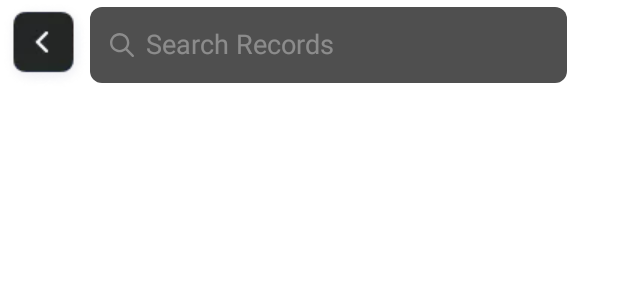
After one commit to Mostyla/CarService, an Android app: the layout app_bar_search_layout.xml on its own in the app's theme, with its tools: preview values and no code run, on a phone screen of 412 x 824 dp. The commit adds this screen. Shown: the top 300 px of the screen. Run offline under Robolectric (Android 15) with nearby library versions, the phone set to English and light mode, and no system bars.

Commit message:
added search data in list and minor fixes.

```diff
--- a/app/src/main/java/mobi/hhowcvwesds/carservice/viewmodel/AppViewModel.kt
+++ b/app/src/main/java/mobi/hhowcvwesds/carservice/viewmodel/AppViewModel.kt
@@ -1,5 +1,7 @@
 package mobi.hhowcvwesds.carservice.viewmodel
 
+import androidx.lifecycle.LiveData
+import androidx.lifecycle.MutableLiveData
 import androidx.lifecycle.ViewModel
 import androidx.lifecycle.asLiveData
 import kotlinx.coroutines.CoroutineScope
--- /dev/null
+++ b/app/src/main/res/drawable/background_search_edit_text.xml
@@ -0,0 +1,13 @@
+<?xml version="1.0" encoding="utf-8"?>
+<layer-list xmlns:android="http://schemas.android.com/apk/res/android">
+    <item
+        android:bottom="5dp"
+        android:top="5dp">
+        <shape android:shape="rectangle">
+
+            <corners android:radius="8dp" />
+            <solid android:color="#4F4F4F" />
+
+        </shape>
+    </item>
+</layer-list>
--- /dev/null
+++ b/app/src/main/res/drawable/ic_search.xml
@@ -0,0 +1,10 @@
+<vector xmlns:android="http://schemas.android.com/apk/res/android"
+    android:width="16dp"
+    android:height="16dp"
+    android:viewportWidth="16"
+    android:viewportHeight="16">
+  <path
+      android:pathData="M6.4397,12.8722C7.8699,12.8723 9.259,12.3951 10.3873,11.5164L14.6438,15.7729C14.9618,16.08 15.4685,16.0712 15.7756,15.7532C16.0751,15.443 16.0751,14.9513 15.7756,14.6411L11.519,10.3846C13.6996,7.5776 13.1919,3.5343 10.3848,1.3537C7.5778,-0.8269 3.5346,-0.3191 1.354,2.4879C-0.8266,5.295 -0.3189,9.3382 2.4882,11.5188C3.6183,12.3967 5.0087,12.873 6.4397,12.8722ZM3.0197,3.017C4.9085,1.1281 7.971,1.128 9.8599,3.0169C11.7488,4.9058 11.7489,7.9682 9.86,9.8571C7.9711,11.746 4.9086,11.7461 3.0197,9.8572C3.0197,9.8572 3.0197,9.8572 3.0197,9.8571C1.1308,7.982 1.1197,4.9307 2.9948,3.0419C3.0031,3.0335 3.0114,3.0252 3.0197,3.017V3.017Z"
+      android:fillColor="#ffffff"
+      android:fillAlpha="0.35"/>
+</vector>
--- /dev/null
+++ b/app/src/main/res/layout/app_bar_search_layout.xml
@@ -0,0 +1,39 @@
+<?xml version="1.0" encoding="utf-8"?>
+<LinearLayout xmlns:android="http://schemas.android.com/apk/res/android"
+    xmlns:app="http://schemas.android.com/apk/res-auto"
+    android:layout_width="match_parent"
+    android:layout_height="wrap_content"
+    android:gravity="center"
+    android:orientation="horizontal">
+
+    <ImageButton
+        android:id="@+id/btn_back"
+        android:layout_width="wrap_content"
+        android:layout_height="wrap_content"
+        android:background="@null"
+        android:src="@drawable/back_btn"
+        app:layout_constraintBottom_toBottomOf="parent"
+        app:layout_constraintEnd_toEndOf="parent"
+        app:layout_constraintStart_toStartOf="parent"
+        app:layout_constraintTop_toTopOf="parent" />
+
+    <EditText
+        android:id="@+id/et_search"
+        android:layout_width="0dp"
+        android:layout_height="match_parent"
+        android:layout_marginEnd="34dp"
+        android:layout_weight="1"
+        android:background="@drawable/background_search_edit_text"
+        android:drawableStart="@drawable/ic_search"
+        android:drawablePadding="8dp"
+        android:ems="10"
+        android:hint="@string/search_records"
+        android:includeFontPadding="false"
+        android:inputType="textPersonName"
+        android:paddingStart="13dp"
+        android:paddingEnd="13dp"
+        android:textColor="@color/color_hint"
+        android:textColorHint="@color/color_hint"
+        android:visibility="visible" />
+
+</LinearLayout>
--- a/app/src/main/res/values/colors.xml
+++ b/app/src/main/res/values/colors.xml
@@ -8,4 +8,5 @@
     <color name="black">#FF000000</color>
     <color name="white">#FFFFFFFF</color>
     <color name="main_bg_color">#292929</color>
+    <color name="color_hint">#59FFFFFF</color>
 </resources>
--- a/app/src/main/res/values/strings.xml
+++ b/app/src/main/res/values/strings.xml
@@ -11,4 +11,5 @@
     <string name="delete">Delete</string>
     <string name="txt_update">Update</string>
     <string name="car_data_is_update">Car data is updated!</string>
+    <string name="search_records">Search Records</string>
 </resources>
```
Also changed, not shown: app/src/main/java/mobi/hhowcvwesds/carservice/ui/activity/CarListActivity.kt (+35 -3 lines), app/src/main/java/mobi/hhowcvwesds/carservice/ui/adapter/CarListAdapter.kt (+32 -11 lines), app/src/main/java/mobi/hhowcvwesds/carservice/ui/adapter/holder/CarListHolder.kt (+6 -13 lines), app/src/main/res/layout/activity_car_list.xml (+20 -2 lines), app/src/main/res/layout/activity_main.xml (+6 -5 lines), app/src/main/res/drawable/back_btn.webp (added), app/src/main/res/drawable/img_service.jpg (deleted), app/src/main/res/drawable/img_service.webp (added).
